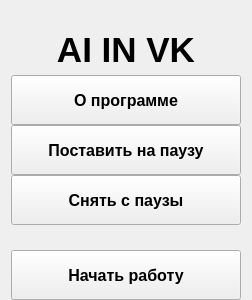
Old version of the form form.ui in the repository edfefegeger/AI_IN_VK.
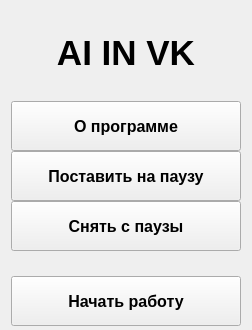
New version of the form.

Diff of the .ui file:
```diff
--- a/form.ui
+++ b/form.ui
@@ -6,8 +6,8 @@
    <rect>
     <x>0</x>
     <y>0</y>
-    <width>250</width>
-    <height>300</height>
+    <width>252</width>
+    <height>330</height>
    </rect>
   </property>
   <property name="minimumSize">
@@ -73,6 +73,9 @@
        <property name="spacing">
         <number>0</number>
        </property>
+       <property name="topMargin">
+        <number>23</number>
+       </property>
        <property name="bottomMargin">
         <number>0</number>
        </property>
```
